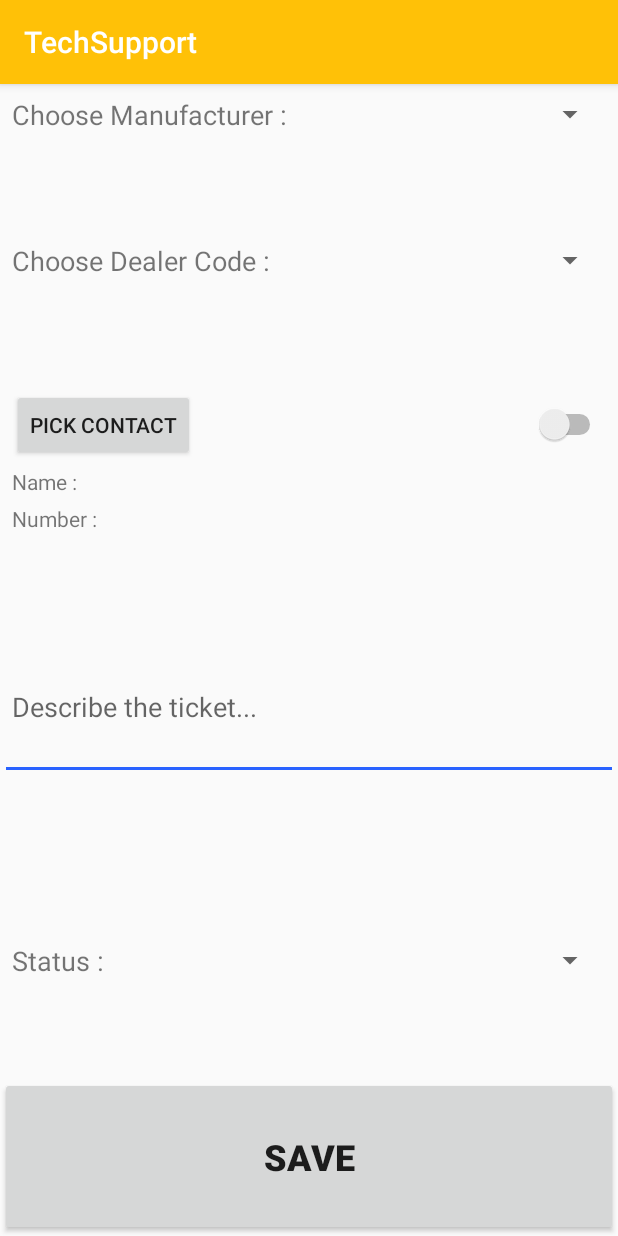
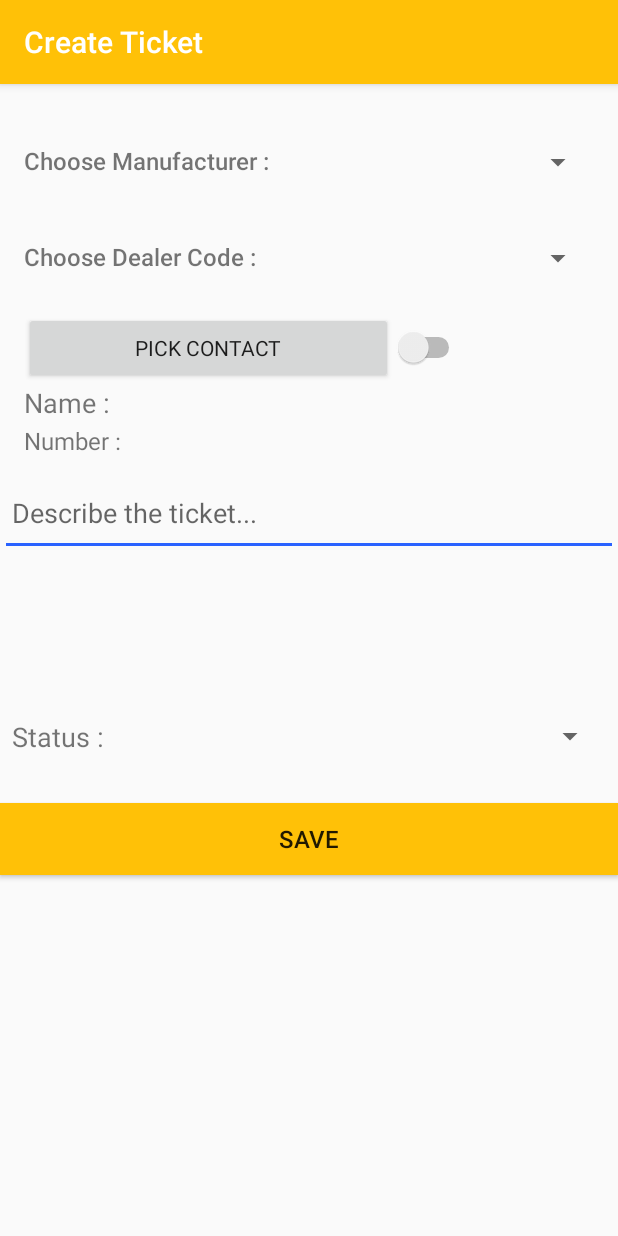
Before and after one commit to vikaschauhan/TechSupport, an Android app: the CreateTicketActivity screen opened directly, with no data from a screen before it, on a phone screen of 412 x 824 dp. Run offline under Robolectric (Android 15) with nearby library versions, the phone set to English and light mode, and no system bars; our stand-ins replace Volley; network calls fail; 3 statements that could not run were skipped.

Commit message:
save working app but lot of improvemnets needed
Working app but Call log on click on implemented so not able use it now. Create ticket screen needs to to updated and performance needs to be improved, even shared preference not working properly.

```diff
--- a/app/src/main/java/in/infocruise/techsupport/CreateTicketActivity.java
+++ b/app/src/main/java/in/infocruise/techsupport/CreateTicketActivity.java
@@ -428,17 +428,20 @@ public class CreateTicketActivity extends AppCompatActivity {
         String name_input = mTicketClientName.getText().toString();
         String number_input = mTicketClientNumber.getText().toString();
         String contact_number;
+        String contact_name;
         String ticket_input = mTicketDesc.getText().toString().replaceAll("[\\s]", "/s");
 
 
         if (mContactPick.isChecked()) {
             contact_number = number_input.replaceAll("[-()\\s]+", "").trim();
+            contact_name = name_input;
         } else {
             contact_number = mContactNumber.getText().toString();
+            contact_name = mContactName.getText().toString();
         }
         Log.d(TAG, "contact number : " + contact_number);
         String url = "http://202.83.19.113:84/service.asmx/SaveTickets?user_id="
-                + user_id + "&contact=" + contact_number + "&dealership_id="
+                + user_id + "&contact=" + contact_number + "&contact_name=" + contact_name + "&dealership_id="
                 + getDealershipId + "&ticket_note=" + ticket_input + "&tag_id=" + getStatusTagId;
 
         Log.d(TAG, "url now is: " + url);
--- a/app/src/main/java/in/infocruise/techsupport/LoginActivity.java
+++ b/app/src/main/java/in/infocruise/techsupport/LoginActivity.java
@@ -17,9 +17,15 @@ import android.widget.Button;
 import android.widget.EditText;
 import android.widget.Toast;
 
+import com.android.volley.Cache;
+import com.android.volley.Network;
+import com.android.volley.RequestQueue;
 import com.android.volley.Response;
 import com.android.volley.VolleyError;
 import com.android.volley.VolleyLog;
+import com.android.volley.toolbox.BasicNetwork;
+import com.android.volley.toolbox.DiskBasedCache;
+import com.android.volley.toolbox.HurlStack;
 import com.android.volley.toolbox.JsonArrayRequest;
 
 import org.json.JSONArray;
@@ -39,7 +45,7 @@ import in.infocruise.techsupport.helper.SessionManager;
  */
 public class LoginActivity extends AppCompatActivity {
 
-
+    RequestQueue mRequestQueue;
     /**
      * login url for login verification to get username and password.
      */
@@ -208,6 +214,11 @@ public class LoginActivity extends AppCompatActivity {
      */
    private void verifyLogin(final String NAME, final String PASSWORD){
        login_url += "name=" + NAME + "&password=" + PASSWORD;
+       // Instantiate the cache
+       Cache cache = new DiskBasedCache(getCacheDir(), 1024 * 1); // 1MB cap
+       // Set up the network to use HttpURLConnection as the HTTP client.
+       Network network = new BasicNetwork(new HurlStack());
+
        JsonArrayRequest request = new JsonArrayRequest(login_url,
                new Response.Listener<JSONArray>() {
                    @Override
@@ -263,6 +274,7 @@ public class LoginActivity extends AppCompatActivity {
            }
        });
        // Add a request (in this example, called stringRequest) to your RequestQueue.
+
        MySingleton.getInstance(this).addToRequestQueue(request);
    }
 
--- a/app/src/main/java/in/infocruise/techsupport/helper/MySingleton.java
+++ b/app/src/main/java/in/infocruise/techsupport/helper/MySingleton.java
@@ -26,9 +26,11 @@ public class MySingleton {
     }
 
     public RequestQueue getRequestQueue() {
+
         if (mRequestQueue == null) {
             // getApplicationContext() is key, it keeps you from leaking the
             // Activity or BroadcastReceiver if someone passes one in.
+
             mRequestQueue = Volley.newRequestQueue(mCtx.getApplicationContext());
         }
         return mRequestQueue;
--- a/app/src/main/res/layout/activity_create_ticket.xml
+++ b/app/src/main/res/layout/activity_create_ticket.xml
@@ -1,69 +1,81 @@
 <?xml version="1.0" encoding="utf-8"?>
 <LinearLayout xmlns:android="http://schemas.android.com/apk/res/android"
-    xmlns:app="http://schemas.android.com/apk/res-auto"
     xmlns:tools="http://schemas.android.com/tools"
     android:layout_width="match_parent"
     android:layout_height="match_parent"
-    tools:context=".CreateTicketActivity"
+    android:gravity="center"
+    android:orientation="vertical"
+    tools:context=".CreateTicketActivity">
+
+
+    <ScrollView
+        android:layout_width="match_parent"
+        android:layout_height="match_parent">
+
+
+        <LinearLayout
+            android:layout_width="match_parent"
+            android:layout_height="match_parent"
             android:orientation="vertical">
+
+
             <LinearLayout
                 android:id="@+id/linearLayout2"
                 android:layout_width="match_parent"
                 android:layout_height="wrap_content"
-        android:layout_weight="1"
+                android:gravity="center_horizontal"
                 android:orientation="horizontal"
-        android:padding="8dp"
-        app:layout_constraintEnd_toEndOf="parent"
-        app:layout_constraintStart_toStartOf="parent"
-        app:layout_constraintTop_toTopOf="parent">
+                android:layout_marginTop="24dp"
+                android:layout_marginBottom="8dp"
+                android:padding="16dp">
 
                 <TextView
                     android:layout_width="wrap_content"
                     android:layout_height="wrap_content"
                     android:text="@string/choose_manufacturer"
-            android:textSize="18sp" />
+                    android:textSize="@dimen/text_size"
+                    android:fontFamily="sans-serif-medium"/>
 
                 <Spinner
                     android:id="@+id/manufacturers_select"
                     android:layout_width="match_parent"
                     android:layout_height="wrap_content"
-            android:textSize="18sp" />
+                    android:textSize="@dimen/text_size"
+                    android:fontFamily="sans-serif-medium"/>
             </LinearLayout>
 
             <LinearLayout
                 android:id="@+id/linearLayout3"
                 android:layout_width="match_parent"
                 android:layout_height="wrap_content"
-        android:layout_weight="1"
                 android:orientation="horizontal"
-        android:padding="8dp"
-        app:layout_constraintEnd_toEndOf="parent"
-        app:layout_constraintStart_toStartOf="parent"
-        app:layout_constraintTop_toBottomOf="@+id/linearLayout2">
+                android:gravity="center_horizontal"
+                android:layout_marginBottom="8dp"
+                android:padding="16dp">
 
                 <TextView
                     android:layout_width="wrap_content"
                     android:layout_height="wrap_content"
                     android:text="@string/choose_dealer_code"
-            android:textSize="18sp" />
+                    android:textSize="@dimen/text_size"
+                    android:fontFamily="sans-serif-medium"/>
 
                 <Spinner
                     android:id="@+id/dealerships_select"
                     android:layout_width="match_parent"
                     android:layout_height="wrap_content"
-            android:textSize="18sp" />
+                    android:textSize="@dimen/text_size"
+                    android:fontFamily="sans-serif-medium"/>
             </LinearLayout>
 
             <LinearLayout
                 android:id="@+id/linearLayout4"
                 android:layout_width="match_parent"
                 android:layout_height="wrap_content"
-        android:layout_weight="1"
                 android:orientation="vertical"
-        android:padding="8dp"
-        app:layout_constraintEnd_toEndOf="parent"
-        app:layout_constraintStart_toStartOf="parent"
-        app:layout_constraintTop_toBottomOf="@+id/linearLayout3">
+                android:layout_marginBottom="8dp"
+                android:paddingRight="16dp"
+                android:paddingLeft="16dp">
 
                 <LinearLayout
                     android:layout_width="match_parent"
@@ -72,16 +84,39 @@
 
                     <Button
                         android:id="@+id/pick_contact_bt"
-                android:layout_width="wrap_content"
+                        android:layout_width="246dp"
                         android:layout_height="wrap_content"
+                        android:fontFamily="sans-serif"
                         android:text="@string/pick_contact" />
 
                     <Switch
                         android:id="@+id/switch_contact_pick"
-                android:layout_width="match_parent"
+                        android:layout_width="wrap_content"
                         android:layout_height="wrap_content"
                         android:text="" />
                 </LinearLayout>
+                <!--<LinearLayout-->
+                    <!--android:layout_width="match_parent"-->
+                    <!--android:layout_height="wrap_content"-->
+                    <!--android:orientation="vertical">-->
+                    <!--<android.support.design.widget.TextInputLayout-->
+                        <!--android:layout_width="match_parent"-->
+                        <!--android:layout_height="wrap_content"-->
+                        <!--android:layout_marginTop="@dimen/padding_half">-->
+
+                        <!--<android.support.design.widget.TextInputEditText-->
+                            <!--android:id="@+id/event_name_edit_text"-->
+                            <!--android:layout_width="match_parent"-->
+                            <!--android:layout_height="wrap_content"-->
+                            <!--android:hint="Name"-->
+                            <!--android:textSize="@dimen/typography_subheading"-->
+                            <!--android:inputType="textPersonName"-->
+                            <!--android:textColorHint="@color/colorPrimaryDark"/>-->
+
+                    <!--</android.support.design.widget.TextInputLayout>-->
+                <!--</LinearLayout>-->
+
+
 
                 <LinearLayout
                     android:id="@+id/nameFromContact"
@@ -92,7 +127,9 @@
                     <TextView
                         android:layout_width="wrap_content"
                         android:layout_height="wrap_content"
-                android:text="@string/name" />
+                        android:text="@string/name"
+                        android:textAlignment="viewStart"
+                        android:textSize="18sp" />
 
                     <TextView
                         android:id="@+id/contact_name"
@@ -111,7 +148,8 @@
                     <TextView
                         android:layout_width="wrap_content"
                         android:layout_height="wrap_content"
-                android:text="@string/number" />
+                        android:text="@string/number"
+                        android:textSize="16sp" />
 
                     <TextView
                         android:id="@+id/contact_number"
@@ -146,35 +184,27 @@
             <EditText
                 android:id="@+id/TicketDesc"
                 android:layout_width="match_parent"
-        android:layout_height="wrap_content"
+                android:layout_height="57dp"
                 android:layout_margin="0dp"
                 android:layout_marginTop="96dp"
-        android:layout_weight="1"
                 android:ems="10"
+                android:fontFamily="sans-serif"
                 android:hint="@string/describe_the_ticket"
                 android:inputType="textMultiLine"
                 android:padding="8dp"
-        android:textSize="18sp"
-        app:layout_constraintEnd_toEndOf="parent"
-        app:layout_constraintStart_toStartOf="parent"
-        app:layout_constraintTop_toBottomOf="@+id/linearLayout4" />
+                android:textSize="18sp" />
 
             <LinearLayout
                 android:id="@+id/linearLayout6"
                 android:layout_width="match_parent"
                 android:layout_height="wrap_content"
                 android:layout_marginTop="100dp"
-        android:layout_weight="1"
                 android:orientation="horizontal"
-        android:padding="8dp"
-        app:layout_constraintEnd_toEndOf="parent"
-        app:layout_constraintStart_toStartOf="parent"
-        app:layout_constraintTop_toBottomOf="@+id/TicketDesc">
+                android:padding="8dp">
 
                 <TextView
                     android:layout_width="wrap_content"
                     android:layout_height="wrap_content"
-
                     android:text="@string/status"
                     android:textSize="18sp" />
 
@@ -186,23 +216,38 @@
                     android:textSize="18sp" />
             </LinearLayout>
 
-    <Button
+            <android.support.v7.widget.AppCompatButton
                 android:id="@+id/saveTicket"
                 android:layout_width="match_parent"
                 android:layout_height="wrap_content"
                 android:layout_gravity="center_horizontal"
-        android:layout_weight="1"
+                android:layout_marginBottom="8dp"
+                android:layout_marginTop="24dp"
+                android:background="@color/colorPrimary"
+                android:fontFamily="sans-serif-medium"
+                android:padding="8dp"
+                android:text="SAVE"
+                android:textSize="16sp" />
 
-        android:padding="8dp"
-        android:text="@string/save"
-        android:textSize="24sp"
-        android:textStyle="bold"
-        app:layout_constraintBottom_toBottomOf="parent"
-        app:layout_constraintEnd_toEndOf="parent"
-        app:layout_constraintHorizontal_bias="0.0"
-        app:layout_constraintStart_toStartOf="parent"
-        app:layout_constraintTop_toBottomOf="@+id/linearLayout6"
-        app:layout_constraintVertical_bias="0.858" />
+            <!--<Button-->
+            <!--android:id="@+id/saveTicket"-->
+            <!--android:layout_width="match_parent"-->
+            <!--android:layout_height="wrap_content"-->
+            <!--android:layout_gravity="center_horizontal"-->
+            <!--android:layout_weight="1"-->
+
+            <!--android:padding="8dp"-->
+            <!--android:text="@string/save"-->
+            <!--android:textSize="24sp"-->
+            <!--android:textStyle="bold"-->
+            <!--app:layout_constraintBottom_toBottomOf="parent"-->
+            <!--app:layout_constraintEnd_toEndOf="parent"-->
+            <!--app:layout_constraintHorizontal_bias="0.0"-->
+            <!--app:layout_constraintStart_toStartOf="parent"-->
+            <!--app:layout_constraintTop_toBottomOf="@+id/linearLayout6"-->
+            <!--app:layout_constraintVertical_bias="0.858" />-->
 
 
         </LinearLayout>
+    </ScrollView>
+</LinearLayout>
--- a/app/src/main/res/layout/activity_login.xml
+++ b/app/src/main/res/layout/activity_login.xml
@@ -78,11 +78,14 @@
 
             <android.support.v7.widget.AppCompatButton
                 android:id="@+id/email_sign_in_button"
-                android:layout_width="wrap_content"
+                android:layout_width="match_parent"
                 android:layout_height="wrap_content"
-                android:layout_marginBottom="24dp"
+                android:layout_marginBottom="8dp"
                 android:layout_marginTop="24dp"
-                android:padding="12dp"
+                android:background="@color/colorPrimary"
+                android:padding="16dp"
+                android:textSize="16sp"
+                android:fontFamily="sans-serif-medium"
                 android:text="@string/action_log_in" />
             <!--<Button-->
             <!--android:id="@+id/email_sign_in_button"-->
--- a/app/src/main/res/values/colors.xml
+++ b/app/src/main/res/values/colors.xml
@@ -3,4 +3,5 @@
     <color name="colorPrimary">#ffc107</color>
     <color name="colorPrimaryDark">#303F9F</color>
     <color name="colorAccent">#2962ff</color>
+    <color name="colorWhite">#ffffff</color>
 </resources>
--- a/app/src/main/res/values/dimens.xml
+++ b/app/src/main/res/values/dimens.xml
@@ -3,6 +3,17 @@
     <dimen name="activity_horizontal_margin">16dp</dimen>
     <dimen name="activity_vertical_margin">16dp</dimen>
     <dimen name="nav_header_vertical_spacing">8dp</dimen>
-    <dimen name="nav_header_height">176dp</dimen>
+
     <dimen name="fab_margin">16dp</dimen>
+    <dimen name="text_size">16sp</dimen>
+
+
+    <dimen name="padding_default">16dp</dimen>
+    <dimen name="typography_subheading">15sp</dimen>
+    <dimen name="typography_title">16sp</dimen>
+    <dimen name="padding_2x">32dp</dimen>
+    <dimen name="padding_half">8dp</dimen>
+    <dimen name="typography_body">14sp</dimen>
+    <dimen name="padding_3x">48dp</dimen>
+    <dimen name="nav_header_height">160dp</dimen>
 </resources>
--- a/app/src/main/res/values/strings.xml
+++ b/app/src/main/res/values/strings.xml
@@ -1,6 +1,6 @@
 <resources>
-    <string name="app_name">TechSupport</string>
-
+    <string name="app_name">Tech Support</string>
+    <string name="create_ticket">Create Ticket</string>
     <!-- Strings related to login -->
 
     <string name="prompt_name">Username</string>
@@ -14,7 +14,7 @@
     <string name="permission_rationale">"Contacts permissions are needed for providing email
         completions."
     </string>
-    <string name="title_activity_dashboard">DashboardActivity</string>
+    <string name="title_activity_dashboard">Ticket Dashboard</string>
     <string name="navigation_drawer_open">Open navigation drawer</string>
     <string name="navigation_drawer_close">Close navigation drawer</string>
     <string name="nav_header_title">Android Studio</string>
```
Also changed, not shown: app/src/main/AndroidManifest.xml (+9 -6 lines). Lines whose indentation alone changed are shown as unchanged.
